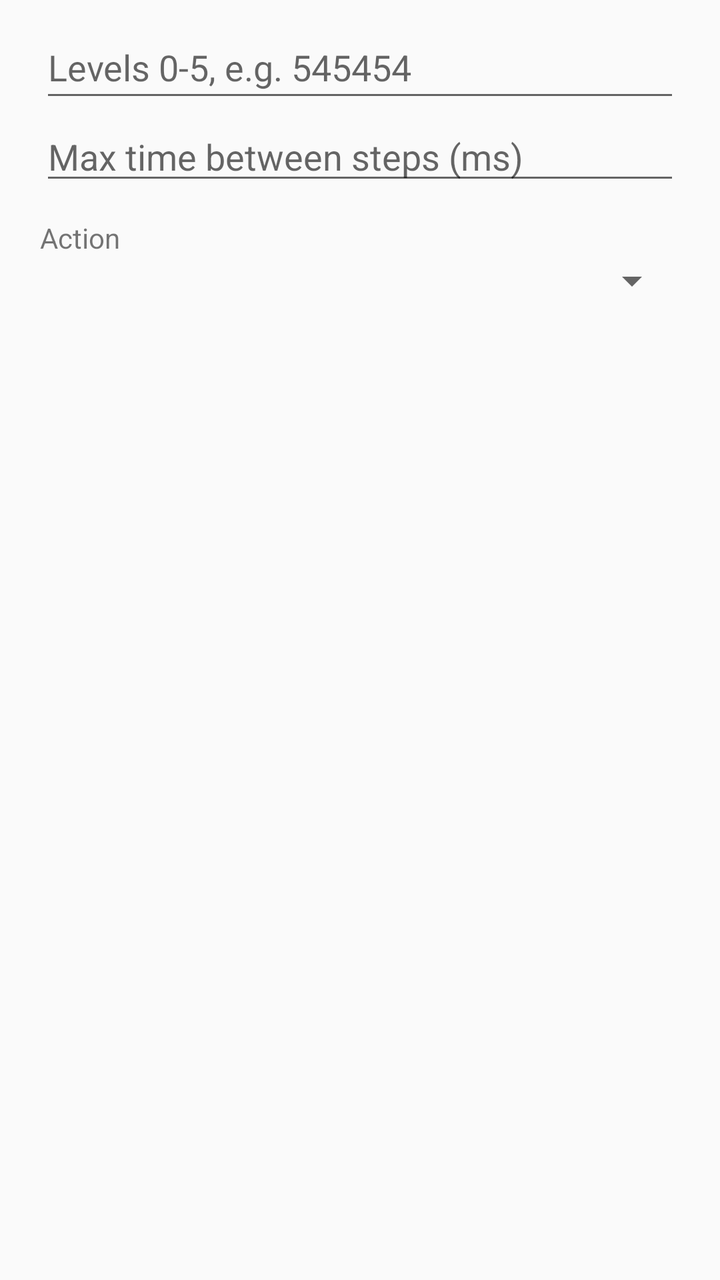
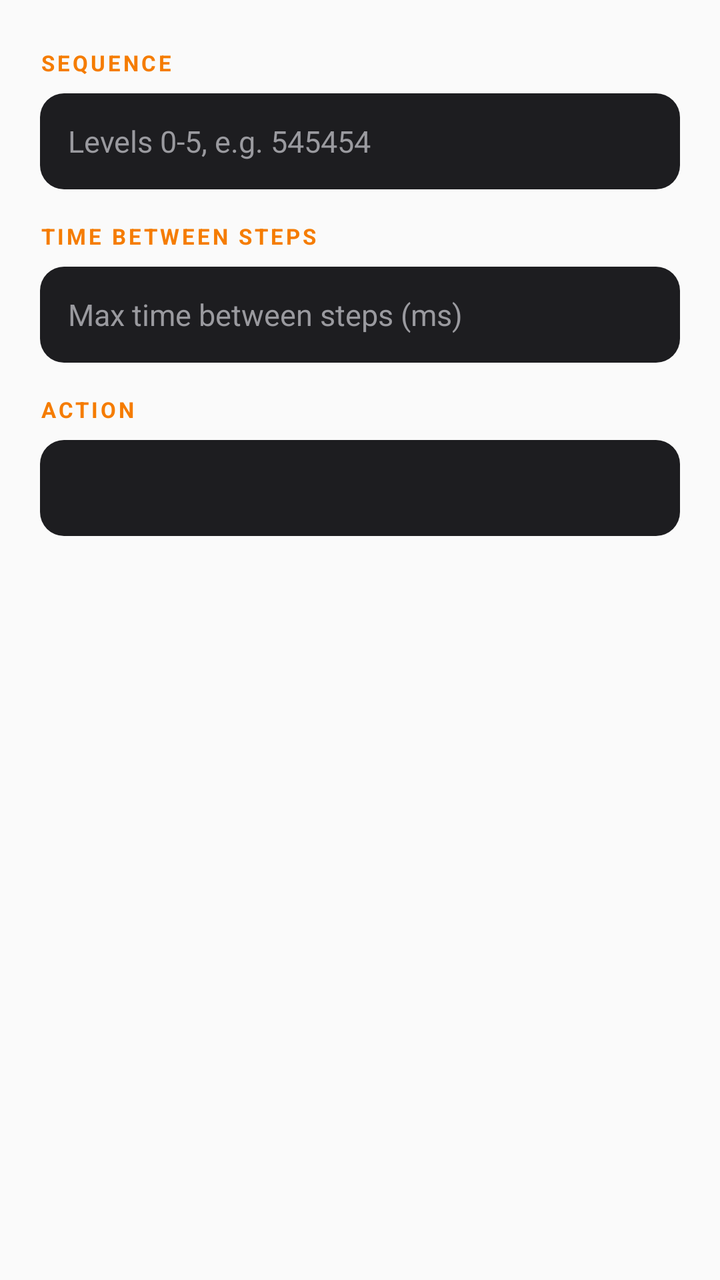

Before-and-after screenshots of an Android layout around one commit, followed by the original layout XML and the change that was made.
<!-- AndroidManifest.xml: application theme Theme.AppCompat.DayNight.NoActionBar -->
<!-- res/layout/dialog_knock.xml -->
<?xml version="1.0" encoding="utf-8"?>
<LinearLayout xmlns:android="http://schemas.android.com/apk/res/android"
    android:orientation="vertical"
    android:layout_width="match_parent"
    android:layout_height="wrap_content"
    android:paddingStart="20dp"
    android:paddingEnd="20dp"
    android:paddingTop="8dp">

    <EditText
        android:id="@+id/knockSequenceInput"
        android:layout_width="match_parent"
        android:layout_height="wrap_content"
        android:hint="@string/knock_sequence_hint"
        android:importantForAutofill="no"
        android:inputType="number"
        android:minHeight="48dp"
        android:singleLine="true" />
    <EditText
        android:id="@+id/knockGapInput"
        android:layout_width="match_parent"
        android:layout_height="wrap_content"
        android:hint="@string/knock_gap_hint"
        android:inputType="number"
        android:singleLine="true" />
    <TextView
        android:layout_width="wrap_content"
        android:layout_height="wrap_content"
        android:paddingTop="12dp"
        android:text="@string/knock_action_label" />
    <Spinner
        android:id="@+id/knockActionSpinner"
        android:layout_width="match_parent"
        android:layout_height="wrap_content" />
    <EditText
        android:id="@+id/knockParamInput"
        android:layout_width="match_parent"
        android:layout_height="wrap_content"
        android:visibility="gone"
        android:inputType="text"
        android:singleLine="true" />
</LinearLayout>
<!-- resources referenced by this layout -->
<resources>
  <string name="knock_action_label">Action</string>
  <string name="knock_gap_hint">Max time between steps (ms)</string>
  <string name="knock_sequence_hint">Levels 0-5, e.g. 545454</string>
</resources>

<!-- the commit's change to res/layout/dialog_knock.xml (unified diff, before → after) -->
@@ -7,36 +7,39 @@
     android:paddingEnd="20dp"
     android:paddingTop="8dp">
 
+    <TextView style="@style/SectionLabel" android:paddingStart="0dp" android:text="@string/knock_sequence_label" />
     <EditText
         android:id="@+id/knockSequenceInput"
-        android:layout_width="match_parent"
-        android:layout_height="wrap_content"
+        style="@style/StyledEditText"
         android:hint="@string/knock_sequence_hint"
         android:importantForAutofill="no"
         android:inputType="number"
-        android:minHeight="48dp"
-        android:singleLine="true" />
+        android:minHeight="48dp" />
+
+    <TextView style="@style/SectionLabel" android:paddingStart="0dp" android:text="@string/knock_gap_label" />
     <EditText
         android:id="@+id/knockGapInput"
-        android:layout_width="match_parent"
-        android:layout_height="wrap_content"
+        style="@style/StyledEditText"
         android:hint="@string/knock_gap_hint"
+        android:importantForAutofill="no"
         android:inputType="number"
-        android:singleLine="true" />
-    <TextView
-        android:layout_width="wrap_content"
-        android:layout_height="wrap_content"
-        android:paddingTop="12dp"
-        android:text="@string/knock_action_label" />
+        android:minHeight="48dp" />
+
+    <TextView style="@style/SectionLabel" android:paddingStart="0dp" android:text="@string/knock_action_label" />
     <Spinner
         android:id="@+id/knockActionSpinner"
         android:layout_width="match_parent"
-        android:layout_height="wrap_content" />
+        android:layout_height="wrap_content"
+        android:minHeight="48dp"
+        android:background="@drawable/input_bg"
+        android:paddingStart="6dp" />
+
     <EditText
         android:id="@+id/knockParamInput"
-        android:layout_width="match_parent"
-        android:layout_height="wrap_content"
+        style="@style/StyledEditText"
+        android:layout_marginTop="10dp"
         android:visibility="gone"
+        android:importantForAutofill="no"
         android:inputType="text"
-        android:singleLine="true" />
+        android:minHeight="48dp" />
 </LinearLayout>
<!-- resource entries referenced after the edit -->
@@ -1,7 +1,44 @@
 <!-- resources referenced by this layout -->
 <resources>
+  <!-- drawable input_bg (drawable) -->
+  <?xml version="1.0" encoding="utf-8"?>
+  <shape xmlns:android="http://schemas.android.com/apk/res/android" android:shape="rectangle">
+      <solid android:color="@color/surface_deep" />
+      <corners android:radius="12dp" />
+  </shape>
   <string name="knock_action_label">Action</string>
   <string name="knock_gap_hint">Max time between steps (ms)</string>
+  <string name="knock_gap_label">Time between steps</string>
   <string name="knock_sequence_hint">Levels 0-5, e.g. 545454</string>
+  <string name="knock_sequence_label">Sequence</string>
+  <style name="SectionLabel">
+          <item name="android:layout_width">wrap_content</item>
+          <item name="android:layout_height">wrap_content</item>
+          <item name="android:textColor">@color/amber</item>
+          <item name="android:textSize">11sp</item>
+          <item name="android:textStyle">bold</item>
+          <item name="android:letterSpacing">0.12</item>
+          <item name="android:textAllCaps">true</item>
+          <item name="android:paddingStart">6dp</item>
+          <item name="android:paddingTop">16dp</item>
+          <item name="android:paddingBottom">8dp</item>
+      </style>
+  <style name="StyledEditText">
+          <item name="android:layout_width">match_parent</item>
+          <item name="android:layout_height">wrap_content</item>
+          <item name="android:textColor">@color/text_primary</item>
+          <item name="android:textColorHint">@color/text_hint</item>
+          <item name="android:background">@drawable/input_bg</item>
+          <item name="android:backgroundTint">@null</item>
+          <item name="android:paddingStart">14dp</item>
+          <item name="android:paddingEnd">14dp</item>
+          <item name="android:textSize">15sp</item>
+          <item name="android:singleLine">true</item>
+          <item name="android:textCursorDrawable">@null</item>
+      </style>
+  <color name="surface_deep">#FF1D1D20</color>
+  <color name="amber">#FFF57C00</color>
+  <color name="text_primary">#FFEDEDEF</color>
+  <color name="text_hint">#FF9A9A9F</color>
 </resources>
 
